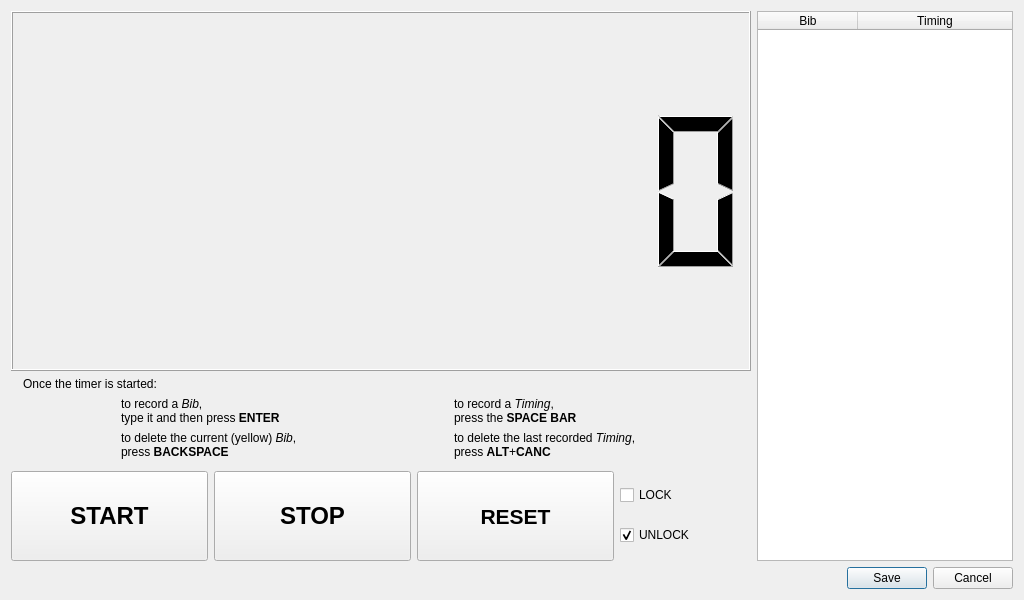
The window that chronoracetimings.ui (flinco/LBChronoRace) describes before a commit, drawn with Qt 5.
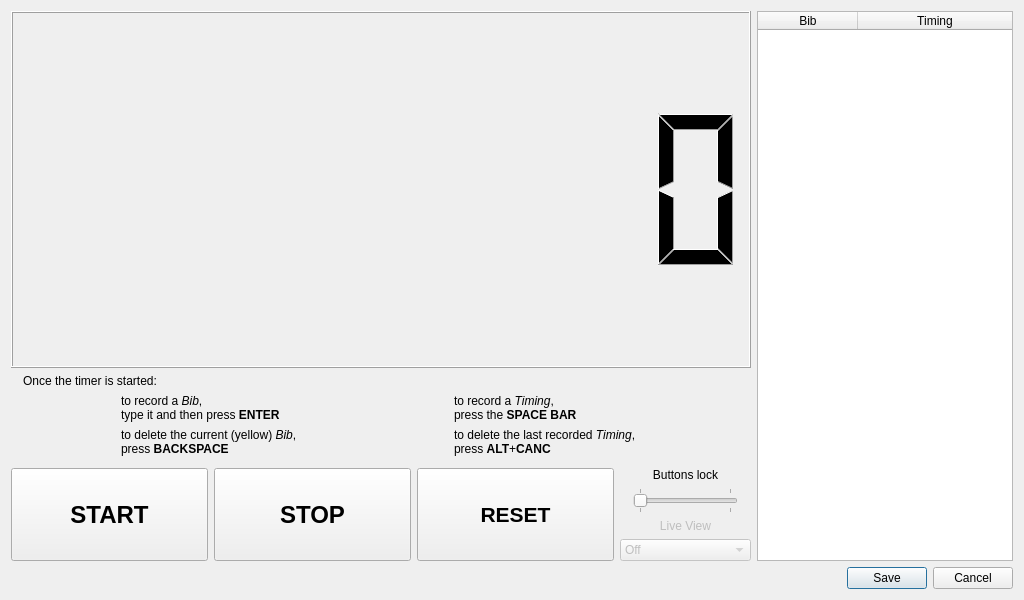
The same window after the commit. Icons and pictures are not drawn.

Commit message:
Live View
The overall ranking can be shown in a secondary display during timing,
provided that all competitors and race data have been pre-entered.

What changed in the file:
```diff
--- a/chronoracetimings.ui
+++ b/chronoracetimings.ui
@@ -270,17 +270,30 @@
           </widget>
          </item>
          <item>
-          <layout class="QVBoxLayout" name="lockButtons">
-           <item>
-            <widget class="QCheckBox" name="lockBox">
-             <property name="focusPolicy">
-              <enum>Qt::FocusPolicy::NoFocus</enum>
+          <layout class="QGridLayout" name="gridLayout_2">
+           <item row="1" column="0">
+            <widget class="QLabel" name="lockOff">
+             <property name="toolTip">
+              <string>Timer controls are disabled when locked</string>
              </property>
+             <property name="text">
+              <string/>
+             </property>
+             <property name="pixmap">
+              <pixmap resource="materialicons.qrc">:/material/icons/lock_open.svg</pixmap>
+             </property>
+             <property name="alignment">
+              <set>Qt::AlignmentFlag::AlignCenter</set>
+             </property>
+            </widget>
+           </item>
+           <item row="1" column="2">
+            <widget class="QLabel" name="lockOn">
              <property name="toolTip">
               <string>Timer controls are disabled when locked</string>
              </property>
              <property name="text">
-              <string>LOCK</string>
+              <string/>
              </property>
              <property name="icon">
               <iconset resource="materialicons.qrc">
@@ -288,24 +301,67 @@
              </property>
             </widget>
            </item>
-           <item>
-            <widget class="QCheckBox" name="unlockBox">
-             <property name="focusPolicy">
-              <enum>Qt::FocusPolicy::NoFocus</enum>
+           <item row="0" column="0" colspan="3">
+            <widget class="QLabel" name="lockToggleLabel">
+             <property name="toolTip">
+              <string>Timer controls are disabled when locked</string>
              </property>
+             <property name="text">
+              <string>Buttons lock</string>
+             </property>
+             <property name="alignment">
+              <set>Qt::AlignmentFlag::AlignCenter</set>
+             </property>
+            </widget>
+           </item>
+           <item row="1" column="1">
+            <widget class="QSlider" name="lockToggle">
              <property name="toolTip">
               <string>Timer controls are disabled when locked</string>
              </property>
+             <property name="maximum">
+              <number>1</number>
+             </property>
+             <property name="pageStep">
+              <number>1</number>
+             </property>
+             <property name="orientation">
+              <enum>Qt::Orientation::Horizontal</enum>
+             </property>
+             <property name="tickPosition">
+              <enum>QSlider::TickPosition::TicksBothSides</enum>
+             </property>
+            </widget>
+           </item>
+           <item row="2" column="0" colspan="3">
+            <widget class="QLabel" name="liveViewLabel">
+             <property name="enabled">
+              <bool>false</bool>
+             </property>
+             <property name="toolTip">
+              <string>Select a screen for the Live View</string>
+             </property>
              <property name="text">
-              <string>UNLOCK</string>
+              <string>Live View</string>
              </property>
-             <property name="icon">
-              <iconset resource="materialicons.qrc">
-               <normaloff>:/material/icons/lock.svg</normaloff>:/material/icons/lock.svg</iconset>
+             <property name="alignment">
+              <set>Qt::AlignmentFlag::AlignCenter</set>
              </property>
-             <property name="checked">
-              <bool>true</bool>
+            </widget>
+           </item>
+           <item row="3" column="0" colspan="3">
+            <widget class="QComboBox" name="liveViewSelector">
+             <property name="enabled">
+              <bool>false</bool>
              </property>
+             <property name="toolTip">
+              <string>Select a screen for the Live View</string>
+             </property>
+             <item>
+              <property name="text">
+               <string>Off</string>
+              </property>
+             </item>
             </widget>
            </item>
           </layout>
```
Left out of the diff: 8 changed lines with no effect on the pictures. The commit also changes 14 other files.
